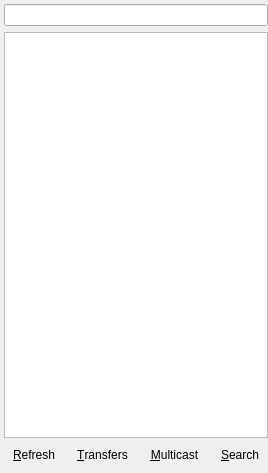
shaan7/Kapotah, file ui/peerdialog.ui: the form before one commit.
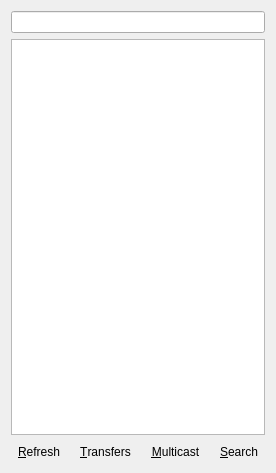
The form after the commit.

What changed in the file:
```diff
--- a/ui/peerdialog.ui
+++ b/ui/peerdialog.ui
@@ -19,15 +19,8 @@
   <property name="layoutDirection">
    <enum>Qt::LeftToRight</enum>
   </property>
-  <widget class="QWidget" name="">
-   <property name="geometry">
-    <rect>
-     <x>4</x>
-     <y>4</y>
-     <width>264</width>
-     <height>461</height>
-    </rect>
-   </property>
+  <layout class="QGridLayout" name="gridLayout">
+   <item row="0" column="0">
    <layout class="QVBoxLayout" name="verticalLayout">
     <item>
      <widget class="QLineEdit" name="nameEdit"/>
@@ -84,7 +77,8 @@
      </layout>
     </item>
    </layout>
-  </widget>
+   </item>
+  </layout>
  </widget>
  <tabstops>
   <tabstop>nameEdit</tabstop>
```
Lines whose indentation alone changed are shown as unchanged.
